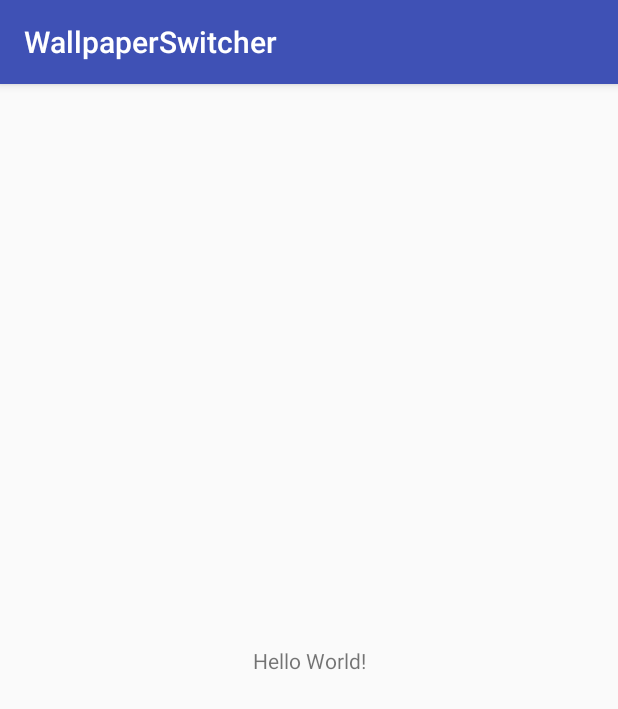
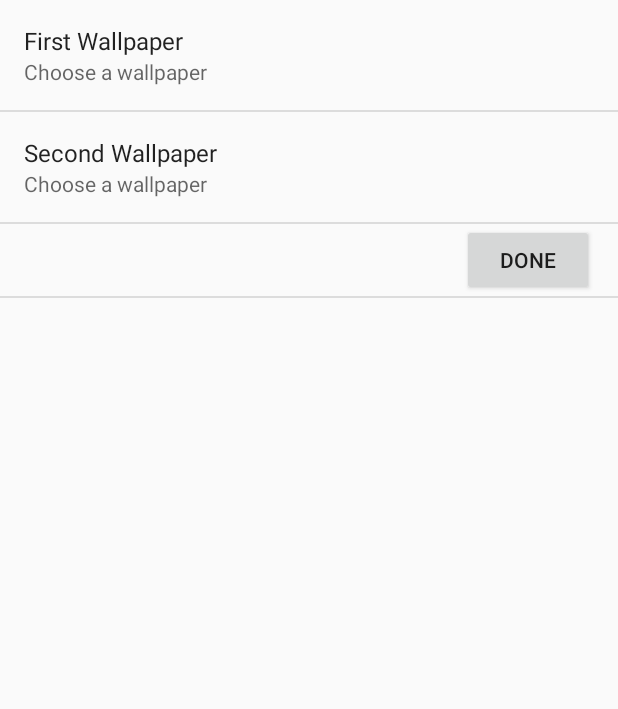
Before and after one commit to easylive1989/WallpaperSwitcher, an Android app: the SettingActivity screen opened directly, with no data from a screen before it, on a phone screen of 412 x 824 dp. Shown: the top 709 px of the screen. Run offline under Robolectric (Android 15) with nearby library versions, the phone set to English and light mode, and no system bars.

Commit message:
[what] Implement SettingActivity [why] Add more feature [how] 1. Implement SettingActivity      - Let use to select two wallpaper 2. Also change the icon 3. Remove default wallpaper

```diff
--- a/app/src/main/java/com/paulps/wallpaperswitcher/SettingActivity.java
+++ b/app/src/main/java/com/paulps/wallpaperswitcher/SettingActivity.java
@@ -1,13 +1,122 @@
 package com.paulps.wallpaperswitcher;
 
-import android.support.v7.app.AppCompatActivity;
+import android.Manifest;
+import android.app.Activity;
+import android.app.WallpaperManager;
+import android.appwidget.AppWidgetManager;
+import android.content.Intent;
+import android.content.pm.PackageManager;
+import android.graphics.Bitmap;
+import android.net.Uri;
+import android.preference.Preference;
+import android.preference.PreferenceFragment;
 import android.os.Bundle;
+import android.support.v4.app.ActivityCompat;
+import android.support.v4.content.ContextCompat;
+import android.view.View;
 
-public class SettingActivity extends AppCompatActivity {
+import java.io.File;
+
+public class SettingActivity extends Activity {
+    private static final String TAG = SettingActivity.class.getSimpleName();
+
+    private final int REQUEST_PERMISSION = 123;
+
+    private int mAppWidgetId = 0;
 
     @Override
     protected void onCreate(Bundle savedInstanceState) {
         super.onCreate(savedInstanceState);
-        setContentView(R.layout.activity_setting);
+
+        getFragmentManager().beginTransaction()
+                .replace(android.R.id.content, new SettingsFragment())
+                .commit();
+
+        mAppWidgetId = getIntent().getIntExtra(AppWidgetManager.EXTRA_APPWIDGET_ID,
+                                                AppWidgetManager.INVALID_APPWIDGET_ID);
+
+        checkAndRequestPermission();
+    }
+
+    private void checkAndRequestPermission() {
+        if (hasPermissions( Manifest.permission.READ_EXTERNAL_STORAGE,
+                            Manifest.permission.WRITE_EXTERNAL_STORAGE)) {
+                ActivityCompat.requestPermissions(this,
+                        new String[]{   Manifest.permission.WRITE_EXTERNAL_STORAGE,
+                                        Manifest.permission.READ_EXTERNAL_STORAGE},
+                        REQUEST_PERMISSION);
+        }
+    }
+
+    private boolean hasPermissions(String... permissions) {
+        boolean hasAllPermissions = false;
+        for(String permission : permissions) {
+            hasAllPermissions &= ContextCompat.checkSelfPermission(this, permission)
+                    != PackageManager.PERMISSION_GRANTED;
+        }
+        return hasAllPermissions;
+    }
+
+    @Override
+    public void onRequestPermissionsResult(int requestCode, String permissions[], int[] grantResults) {
+        if (grantResults.length > 0 && grantResults[0] != PackageManager.PERMISSION_GRANTED) {
+            finish();
+        }
+    }
+
+    public void onDoneClick(View view) {
+        Intent intent = new Intent();
+        intent.putExtra(AppWidgetManager.EXTRA_APPWIDGET_ID, mAppWidgetId);
+        setResult(RESULT_OK, intent);
+        finish();
+    }
+
+    public static class SettingsFragment extends PreferenceFragment {
+
+        private final String PREFERENCE_SET_WP1 = "setWp1";
+        private final String PREFERENCE_SET_WP2 = "setWp2";
+
+        private final int REQUEST_WP1_IMAGE_SELECT = 1234;
+        private final int REQUEST_WP2_IMAGE_SELECT = 1235;
+
+        private WallpaperManager mWallpaperManager;
+
+        private Preference.OnPreferenceClickListener mOnSetWpPrefClick =  new Preference.OnPreferenceClickListener() {
+            @Override
+            public boolean onPreferenceClick(Preference preference) {
+                int requestCode = preference.getKey().equals(PREFERENCE_SET_WP1) ?
+                        REQUEST_WP1_IMAGE_SELECT :
+                        REQUEST_WP2_IMAGE_SELECT;
+                startActivityForResult(preference.getIntent(), requestCode);
+                return true;
+            }
+        };
+
+        @Override
+        public void onCreate(Bundle savedInstanceState) {
+            super.onCreate(savedInstanceState);
+
+            mWallpaperManager = WallpaperManager.getInstance(getActivity());
+
+            addPreferencesFromResource(R.xml.setting);
+
+            Preference setWp1Pref = findPreference(PREFERENCE_SET_WP1);
+            setWp1Pref.setOnPreferenceClickListener(mOnSetWpPrefClick);
+            Preference setWp2Pref = findPreference(PREFERENCE_SET_WP2);
+            setWp2Pref.setOnPreferenceClickListener(mOnSetWpPrefClick);
+        }
+
+        @Override
+        public void onActivityResult(int reqCode, int resCode, Intent data) {
+            if (reqCode == REQUEST_WP1_IMAGE_SELECT || reqCode == REQUEST_WP2_IMAGE_SELECT) {
+                Uri imageUri = data.getData();
+                File cropImageFile = FileUtils.getFile(getActivity(), imageUri);
+                String fileName = reqCode == REQUEST_WP1_IMAGE_SELECT ?
+                        WallpaperModifyService.DEFAULT_WP_1 :
+                        WallpaperModifyService.DEFAULT_WP_2;
+                android.util.Log.d(TAG, DirPathUtils.getCacheDir(getActivity()).getPath() + File.separator + fileName);
+                FileUtils.copy(getActivity(), cropImageFile, DirPathUtils.getCacheDir(getActivity()).getPath() + File.separator +  fileName);
+            }
+        }
     }
 }
--- /dev/null
+++ b/app/src/main/res/layout/view_item_setting_done.xml
@@ -0,0 +1,9 @@
+<?xml version="1.0" encoding="utf-8"?>
+<Button
+    xmlns:android="http://schemas.android.com/apk/res/android"
+    android:id="@+id/resetButton"
+    android:text="@string/setting_done_btn_title"
+    android:layout_width="wrap_content"
+    android:layout_height="wrap_content"
+    android:onClick="onDoneClick">
+</Button>
--- a/app/src/main/res/layout/widget_main.xml
+++ b/app/src/main/res/layout/widget_main.xml
@@ -7,6 +7,6 @@
         android:id="@+id/icon"
         android:layout_width="match_parent"
         android:layout_height="match_parent"
-        android:src="@drawable/ic_perm_media_black_24dp"/>
+        android:src="@drawable/icon_widget_main"/>
 
 </RelativeLayout>
--- a/app/src/main/res/values/strings.xml
+++ b/app/src/main/res/values/strings.xml
@@ -1,3 +1,8 @@
 <resources>
     <string name="app_name">WallpaperSwitcher</string>
+
+    <string name="setting_wp_1_title">First Wallpaper</string>
+    <string name="setting_wp_summary">Choose a wallpaper</string>
+    <string name="setting_wp_2_title">Second Wallpaper</string>
+    <string name="setting_done_btn_title">Done</string>
 </resources>
--- a/app/src/main/res/xml/app_widget_provider_info.xml
+++ b/app/src/main/res/xml/app_widget_provider_info.xml
@@ -3,8 +3,9 @@
     android:minWidth="40dp"
     android:minHeight="40dp"
     android:updatePeriodMillis="86400000"
-    android:previewImage="@drawable/ic_perm_media_black_24dp"
+    android:previewImage="@drawable/icon_widget_main"
     android:initialLayout="@layout/widget_main"
+    android:configure="com.paulps.wallpaperswitcher.SettingActivity"
     android:resizeMode="horizontal|vertical"
     android:widgetCategory="home_screen">
 </appwidget-provider>
--- /dev/null
+++ b/app/src/main/res/xml/setting.xml
@@ -0,0 +1,25 @@
+<?xml version="1.0" encoding="utf-8"?>
+<PreferenceScreen xmlns:android="http://schemas.android.com/apk/res/android">
+
+    <Preference
+        android:key="setWp1"
+        android:title="@string/setting_wp_1_title"
+        android:summary="@string/setting_wp_summary">
+        <intent
+            android:action="android.intent.action.GET_CONTENT"
+            android:mimeType="image/*" />
+    </Preference>
+
+    <Preference
+        android:key="setWp2"
+        android:title="@string/setting_wp_2_title"
+        android:summary="@string/setting_wp_summary">
+        <intent
+            android:action="android.intent.action.GET_CONTENT"
+            android:mimeType="image/*" />
+    </Preference>
+
+    <Preference
+        android:key="done"
+        android:widgetLayout="@layout/view_item_setting_done" />
+</PreferenceScreen>
```
Also changed, not shown: app/src/main/AndroidManifest.xml (+8 -4 lines), app/src/main/java/com/paulps/wallpaperswitcher/DirPathUtils.java (added, +11 -0 lines), app/src/main/java/com/paulps/wallpaperswitcher/FileUtils.java (added, +176 -0 lines), app/src/main/java/com/paulps/wallpaperswitcher/WallpaperModifyService.java (+17 -14 lines), app/src/main/res/drawable-hdpi/ic_perm_media_black_24dp.png (deleted), app/src/main/res/drawable-mdpi/ic_perm_media_black_24dp.png (deleted), app/src/main/res/drawable-xhdpi/ic_perm_media_black_24dp.png (deleted), app/src/main/res/drawable-xxhdpi/ic_perm_media_black_24dp.png (deleted), app/src/main/res/drawable-xxxhdpi/ic_perm_media_black_24dp.png (deleted), app/src/main/res/raw/default_wallpaper_anim.jpg (deleted), app/src/main/res/raw/default_wallpaper_normal.jpg (deleted).
